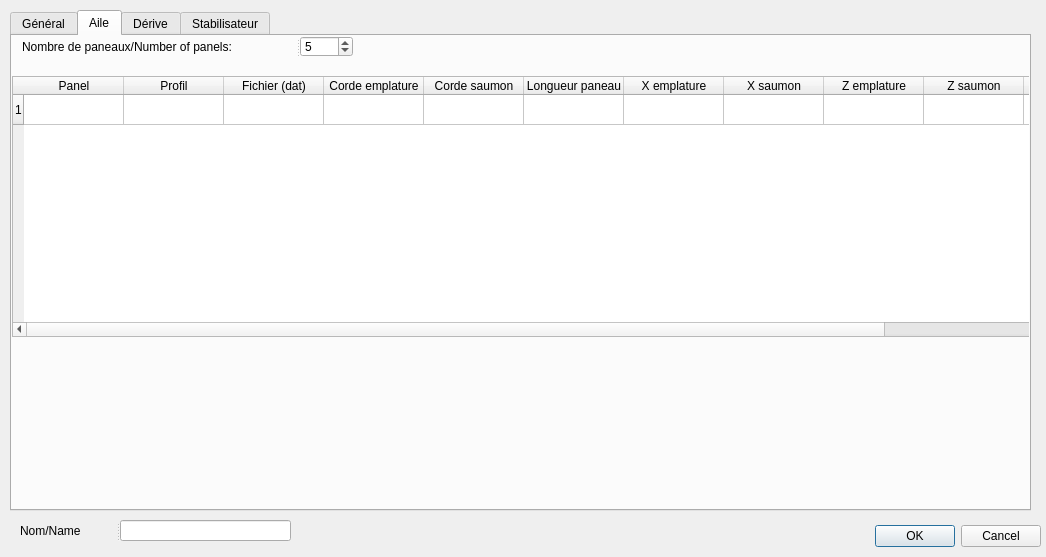
This is resources/airPlaneDesignWingdialog.ui in FredsFactory/FreeCAD_AirPlaneDesign as Qt 5 draws it before an edit. The edited form follows.
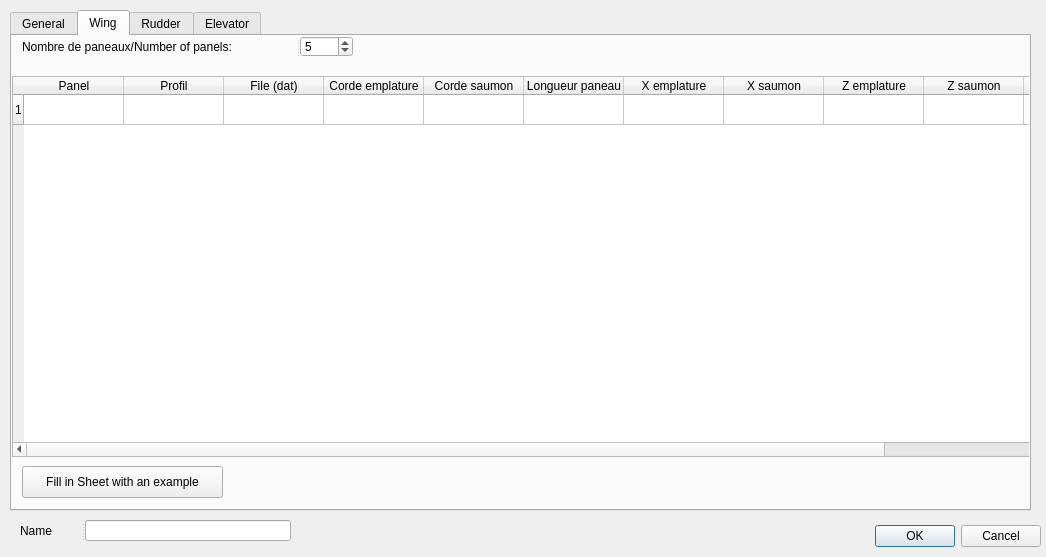
This is the edited form. The open tabs and pages were chosen to show the change. Icons and pictures are not drawn.

```diff
--- a/resources/airPlaneDesignWingdialog.ui
+++ b/resources/airPlaneDesignWingdialog.ui
@@ -27,7 +27,7 @@
    </property>
    <widget class="QWidget" name="Global">
     <attribute name="title">
-     <string>Général</string>
+     <string>General</string>
     </attribute>
     <widget class="QLineEdit" name="fuselageLength">
      <property name="geometry">
@@ -250,7 +250,7 @@
    </widget>
    <widget class="QWidget" name="Wing">
     <attribute name="title">
-     <string>Aile</string>
+     <string>Wing</string>
     </attribute>
     <widget class="QTableWidget" name="PanelTable">
      <property name="geometry">
@@ -258,7 +258,7 @@
        <x>0</x>
        <y>40</y>
        <width>1121</width>
-       <height>261</height>
+       <height>381</height>
       </rect>
      </property>
      <property name="toolTip">
@@ -293,7 +293,7 @@
      </column>
      <column>
       <property name="text">
-       <string extracomment="File (dat)">Fichier (dat)</string>
+       <string extracomment="File (dat)">File (dat)</string>
       </property>
      </column>
      <column>
@@ -386,24 +386,37 @@
       </property>
      </widget>
     </widget>
+    <widget class="QPushButton" name="filSheet">
+     <property name="geometry">
+      <rect>
+       <x>10</x>
+       <y>430</y>
+       <width>201</width>
+       <height>32</height>
+      </rect>
+     </property>
+     <property name="text">
+      <string>Fill in Sheet with an example</string>
+     </property>
+    </widget>
    </widget>
    <widget class="QWidget" name="Rudder">
     <attribute name="title">
-     <string>Dérive</string>
+     <string>Rudder</string>
     </attribute>
    </widget>
    <widget class="QWidget" name="Stab">
     <attribute name="title">
-     <string>Stabilisateur</string>
+     <string>Elevator</string>
     </attribute>
    </widget>
   </widget>
   <widget class="QDialogButtonBox" name="buttonBox">
    <property name="geometry">
     <rect>
-     <x>700</x>
+     <x>850</x>
      <y>520</y>
-     <width>341</width>
+     <width>191</width>
      <height>32</height>
     </rect>
    </property>
@@ -428,7 +441,7 @@
    </property>
    <widget class="QLabel" name="label">
     <property name="text">
-     <string>Nom/Name</string>
+     <string>Name</string>
     </property>
    </widget>
    <widget class="QLineEdit" name="airPlaneName"/>
```
Left out of the diff: 12 changed lines with no effect on the pictures.
